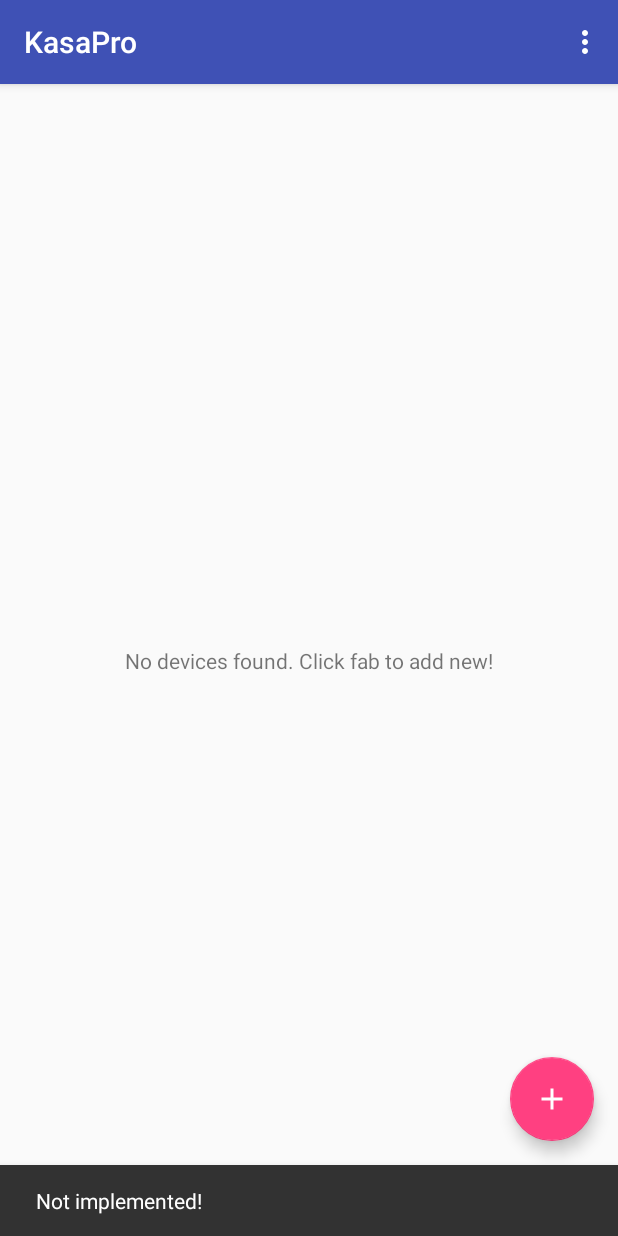
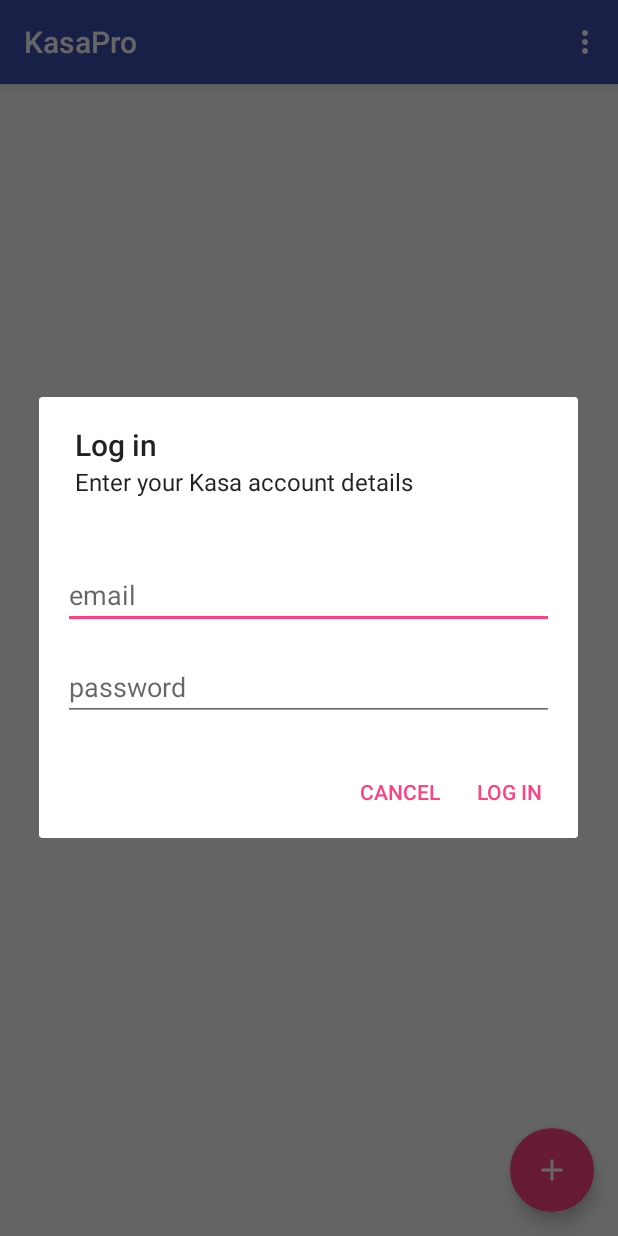
Before and after one commit to oyvindsam/KasaPro, an Android app: the screen it shows after launch (ControlActivity), after a tap on an icon or button, on a phone screen of 412 x 824 dp. Run offline under Robolectric (Android 15) with nearby library versions, the phone set to English and light mode, and no system bars.

Commit message:
Add basic sign in screen

```diff
--- a/app/build.gradle
+++ b/app/build.gradle
@@ -25,9 +25,9 @@ android {
 dependencies {
     implementation fileTree(dir: 'libs', include: ['*.jar'])
     implementation"org.jetbrains.kotlin:kotlin-stdlib-jre7:$kotlin_version"
-    implementation 'com.android.support:appcompat-v7:27.1.0'
-    implementation 'com.android.support.constraint:constraint-layout:1.0.2'
-    implementation 'com.android.support:design:27.1.0'
+    implementation 'com.android.support:appcompat-v7:27.1.1'
+    implementation 'com.android.support.constraint:constraint-layout:1.1.0'
+    implementation 'com.android.support:design:27.1.1'
     testImplementation 'junit:junit:4.12'
     androidTestImplementation 'com.android.support.test:runner:1.0.1'
     androidTestImplementation 'com.android.support.test.espresso:espresso-core:3.0.1'
--- a/app/src/main/java/com/samudev/kasapro/control/ControlActivity.kt
+++ b/app/src/main/java/com/samudev/kasapro/control/ControlActivity.kt
@@ -1,12 +1,21 @@
 package com.samudev.kasapro.control
 
+import android.app.AlertDialog
+import android.app.ProgressDialog.show
+import android.content.DialogInterface
 import android.os.Bundle
 import android.support.design.widget.Snackbar
+import android.support.v4.widget.SwipeRefreshLayout
 import android.support.v7.app.AppCompatActivity
+import android.view.LayoutInflater
 import android.view.Menu
 import android.view.MenuItem
+import android.widget.TextView
+import android.widget.Toast
 import com.samudev.kasapro.R
+import com.samudev.kasapro.R.layout.activity_control
 import kotlinx.android.synthetic.main.activity_control.*
+import kotlinx.android.synthetic.main.signin_dialog.*
 
 
 /* 'Control' is the main part of the app (ui), where you would connect to a new device
@@ -22,8 +31,7 @@ class ControlActivity : AppCompatActivity(), ControlContract.View {
         setSupportActionBar(toolbar)
 
         fab_add_device.setOnClickListener { view ->
-            Snackbar.make(view, resources.getString(R.string.not_implemented), Snackbar.LENGTH_LONG)
-                    .setAction("Action", null).show()
+            openAddDeviceDialog()
         }
 
         //Create the presenter
@@ -32,12 +40,30 @@ class ControlActivity : AppCompatActivity(), ControlContract.View {
 
     }
 
-    override fun showNotImplementedError() {
-        return
+    fun openAddDeviceDialog() {
+        val builder = AlertDialog.Builder(this);
+        val inputView = layoutInflater.inflate(R.layout.signin_dialog, null)
+        val emailTextView = inputView.findViewById(R.id.tv_email) as TextView
+        val passwordTextView = inputView.findViewById(R.id.tv_password) as TextView
+        builder.setView(inputView)
+                .setTitle("Log in")
+                .setMessage("Enter your Kasa account details")
+                .setPositiveButton("Log in", DialogInterface.OnClickListener { dialogInterface, i ->
+                    presenter.getNewDevice(emailTextView.text.toString(), passwordTextView.text.toString())
+                })
+                .setNegativeButton("Cancel", DialogInterface.OnClickListener { dialogInterface, i -> })
+                .show()
+    }
+
+    fun addNewDevice(email: String, password: String) {
+
+    }
+
+    override fun showNotImplementedError(toastMessage: String) {
+        Toast.makeText(applicationContext, toastMessage, Toast.LENGTH_SHORT).show()
     }
 
     override fun setLoadingIndicator(active: Boolean) {
-        return
     }
 
     override fun showBrightnessLevel(on: Boolean, brightnessLevel: Int) {
--- a/app/src/main/java/com/samudev/kasapro/control/ControlContract.kt
+++ b/app/src/main/java/com/samudev/kasapro/control/ControlContract.kt
@@ -8,18 +8,17 @@ interface ControlContract {
 
     interface View : BaseView<Presenter> {
 
-        fun showNotImplementedError()
+        fun showNotImplementedError(toastMessage: String)
         fun setLoadingIndicator(active: Boolean)
         fun showBrightnessLevel(on: Boolean, brightnessLevel: Int)
     }
 
     interface Presenter : BasePresenter {
 
-        fun getToken(email: String?, password: String?): Boolean
-        fun getDeviceId(token: String?): Boolean
-        fun adjustLight(lightOn: Boolean?, brightnessLevel: Int?, token: String?, deviceId: String?): Boolean
-        fun saveToken(token: String?)
-        fun saveDeviceId(deviceId: String?)
+        // Change to setupDevice() ?
+        fun getNewDevice(email: String?, password: String?): Boolean  // called after user presses 'log in'
+        fun adjustLight(lightOn: Boolean?, brightnessLevel: Int?, token: String?, deviceId: String?): Int
     }
 
+
 }
--- /dev/null
+++ b/app/src/main/res/layout/signin_dialog.xml
@@ -0,0 +1,25 @@
+<LinearLayout xmlns:android="http://schemas.android.com/apk/res/android"
+    android:orientation="vertical"
+    android:layout_width="wrap_content"
+    android:layout_height="wrap_content">
+    <EditText
+        android:id="@+id/tv_email"
+        android:inputType="textEmailAddress"
+        android:layout_width="match_parent"
+        android:layout_height="wrap_content"
+        android:layout_marginTop="16dp"
+        android:layout_marginLeft="16dp"
+        android:layout_marginRight="16dp"
+        android:layout_marginBottom="16dp"
+        android:hint="email" />
+    <EditText
+        android:id="@+id/tv_password"
+        android:inputType="textPassword"
+        android:layout_width="match_parent"
+        android:layout_height="wrap_content"
+        android:layout_marginLeft="16dp"
+        android:layout_marginRight="16dp"
+        android:layout_marginBottom="16dp"
+        android:fontFamily="sans-serif"
+        android:hint="password"/>
+</LinearLayout>
--- a/build.gradle
+++ b/build.gradle
@@ -1,13 +1,13 @@
 // Top-level build file where you can add configuration options common to all sub-projects/modules.
 
 buildscript {
-    ext.kotlin_version = '1.2.30'
+    ext.kotlin_version = '1.2.31'
     repositories {
         google()
         jcenter()
     }
     dependencies {
-        classpath 'com.android.tools.build:gradle:3.1.0'
+        classpath 'com.android.tools.build:gradle:3.1.1'
         classpath "org.jetbrains.kotlin:kotlin-gradle-plugin:$kotlin_version"
 
         // NOTE: Do not place your application dependencies here; they belong
```
Also changed, not shown: app/src/main/java/com/samudev/kasapro/control/ControlPresenter.kt (+32 -51 lines), app/src/main/java/com/samudev/kasapro/web/WebUtil.kt (renamed from app/src/main/java/com/samudev/kasapro/util/WebUtil.kt, +23 -10 lines).
